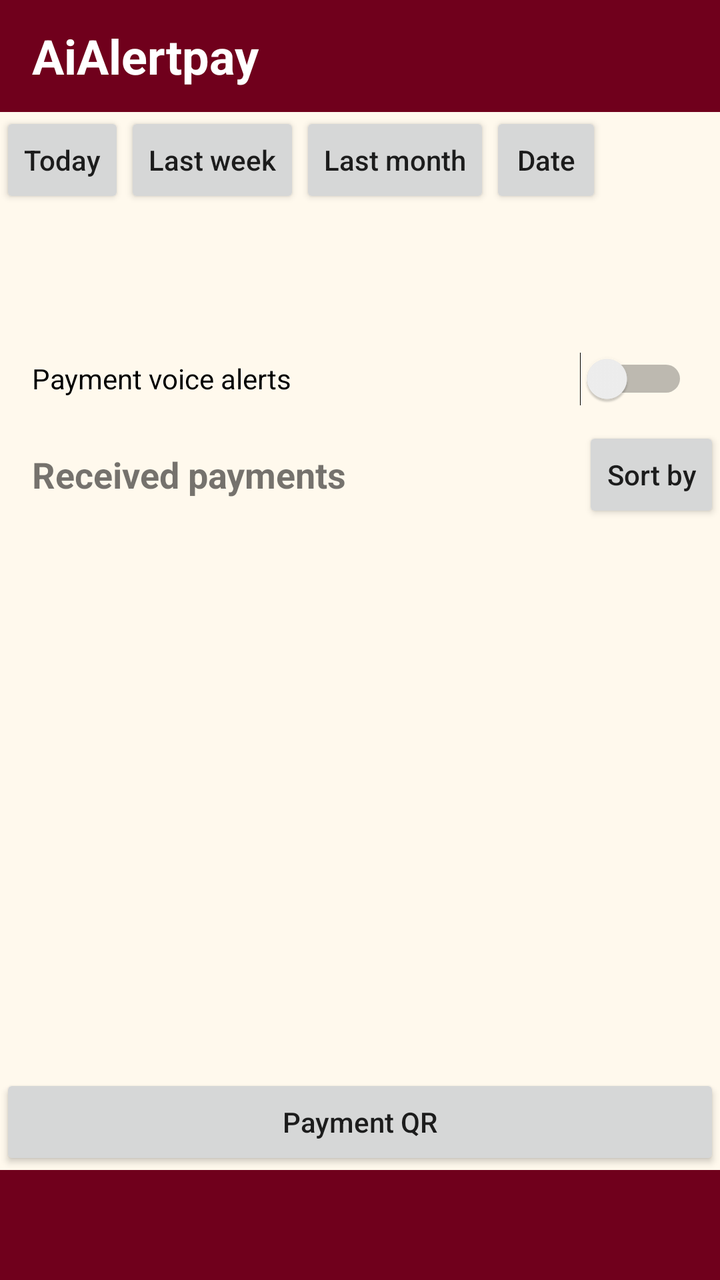
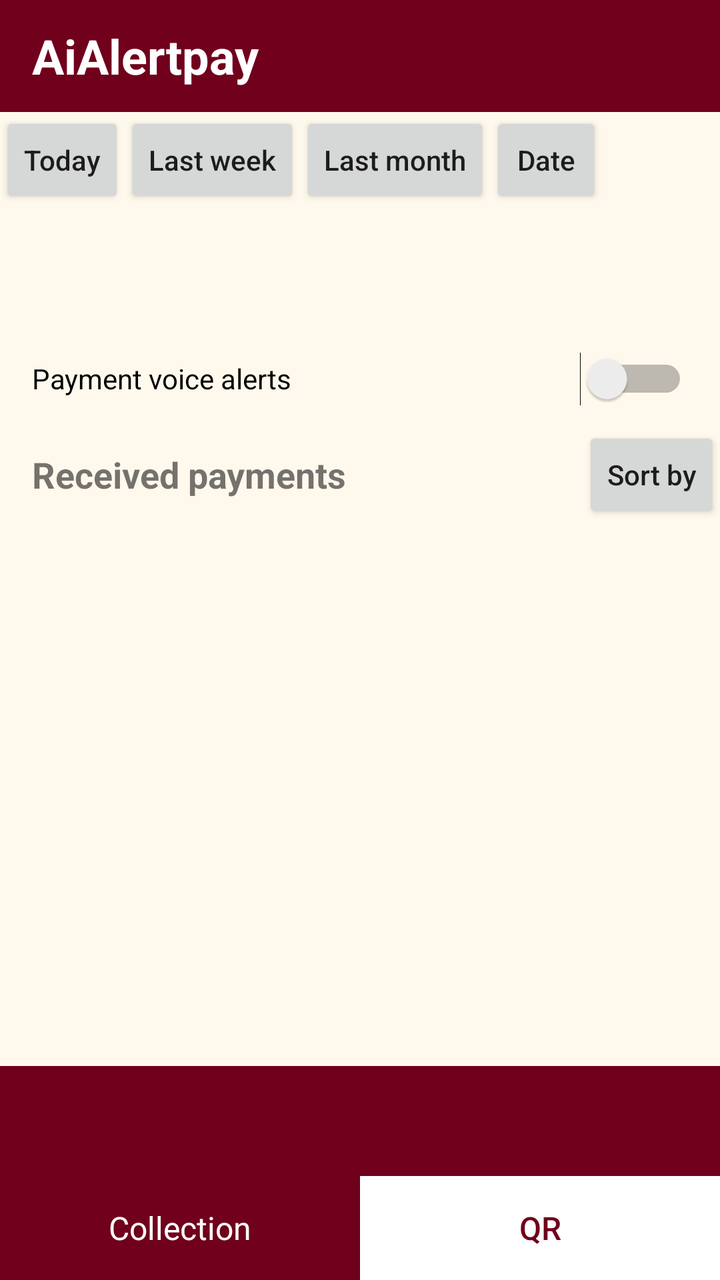

Before-and-after screenshots of an Android layout around one commit, followed by the original layout XML and the change that was made.
<!-- AndroidManifest.xml: application theme android:Theme.Material.Light.NoActionBar -->
<!-- res/layout/home.xml -->
<LinearLayout xmlns:android="http://schemas.android.com/apk/res/android" android:layout_width="match_parent" android:layout_height="match_parent" android:fitsSystemWindows="true" android:orientation="vertical" android:background="#FFF9ED">
    <TextView android:layout_width="match_parent" android:layout_height="56dp" android:gravity="center_vertical" android:paddingHorizontal="16dp" android:text="AiAlertpay" android:background="#70001C" android:textColor="#FFFFFF" android:textSize="24sp" android:textStyle="bold"/>
    <HorizontalScrollView android:layout_width="match_parent" android:layout_height="wrap_content" android:scrollbars="none">
        <LinearLayout android:layout_width="wrap_content" android:layout_height="wrap_content" android:orientation="horizontal">
            <Button android:id="@+id/today" android:layout_width="wrap_content" android:layout_height="48dp" android:text="Today" android:textAllCaps="false" android:minWidth="56dp"/>
            <Button android:id="@+id/week" android:layout_width="wrap_content" android:layout_height="48dp" android:text="Last week" android:textAllCaps="false" android:minWidth="56dp"/>
            <Button android:id="@+id/month" android:layout_width="wrap_content" android:layout_height="48dp" android:text="Last month" android:textAllCaps="false" android:minWidth="56dp"/>
            <Button android:id="@+id/day" android:layout_width="wrap_content" android:layout_height="48dp" android:text="Date" android:textAllCaps="false" android:minWidth="56dp"/>
        </LinearLayout>
    </HorizontalScrollView>
    <TextView android:id="@+id/collection" android:layout_width="match_parent" android:layout_height="wrap_content" android:gravity="center" android:padding="16dp" android:textSize="22sp" android:textStyle="bold" android:textColor="#70001C"/>
    <Switch android:id="@+id/voice_on" android:layout_width="match_parent" android:layout_height="wrap_content" android:minHeight="48dp" android:paddingHorizontal="16dp" android:text="Payment voice alerts"/>
    <LinearLayout android:layout_width="match_parent" android:layout_height="wrap_content" android:gravity="center_vertical">
        <TextView android:layout_width="0dp" android:layout_weight="1" android:layout_height="wrap_content" android:paddingStart="16dp" android:text="Received payments" android:textStyle="bold" android:textSize="18sp"/>
        <Button android:id="@+id/sort" android:layout_width="wrap_content" android:layout_height="48dp" android:text="Sort by" android:textAllCaps="false" android:minWidth="56dp"/>
    </LinearLayout>
    <ListView android:id="@+id/payments" android:layout_width="match_parent" android:layout_height="0dp" android:layout_weight="1"/>
    <Button android:id="@+id/open_qr" android:layout_width="match_parent" android:layout_height="wrap_content" android:text="Payment QR" android:textAllCaps="false"/>
    <TextView android:id="@+id/total" android:layout_width="match_parent" android:layout_height="wrap_content" android:padding="14dp" android:background="#70001C" android:textColor="#FFFFFF" android:textSize="20sp" android:textStyle="bold"/>
</LinearLayout>
<!-- resources referenced by this layout -->
<resources>

</resources>

<!-- the commit's change to res/layout/home.xml (unified diff, before → after) -->
@@ -15,6 +15,7 @@
         <Button android:id="@+id/sort" android:layout_width="wrap_content" android:layout_height="48dp" android:text="Sort by" android:textAllCaps="false" android:minWidth="56dp"/>
     </LinearLayout>
     <ListView android:id="@+id/payments" android:layout_width="match_parent" android:layout_height="0dp" android:layout_weight="1"/>
-    <Button android:id="@+id/open_qr" android:layout_width="match_parent" android:layout_height="wrap_content" android:text="Payment QR" android:textAllCaps="false"/>
     <TextView android:id="@+id/total" android:layout_width="match_parent" android:layout_height="wrap_content" android:padding="14dp" android:background="#70001C" android:textColor="#FFFFFF" android:textSize="20sp" android:textStyle="bold"/>
+<LinearLayout android:layout_width="match_parent" android:layout_height="wrap_content" android:orientation="horizontal"><TextView android:layout_width="0dp" android:layout_height="52dp" android:layout_weight="1" android:gravity="center" android:text="Collection" android:textAllCaps="false" android:textSize="16sp" android:textColor="#FFFFFF" android:background="#70001C"/>
+<Button android:layout_width="0dp" android:layout_height="52dp" android:layout_weight="1" android:gravity="center" android:text="QR" android:textAllCaps="false" android:textSize="16sp" android:id="@+id/open_qr" android:textColor="#70001C" android:background="#FFFFFF"/></LinearLayout>
 </LinearLayout>
